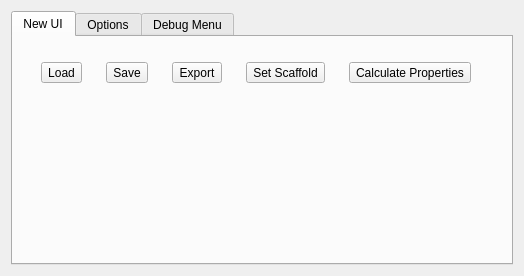
edellano/Adenita-SAMSON-Edition, file AdenitaCoreSE/form/SEAdenitaCoreSEAppGUI.ui: the form before one commit.
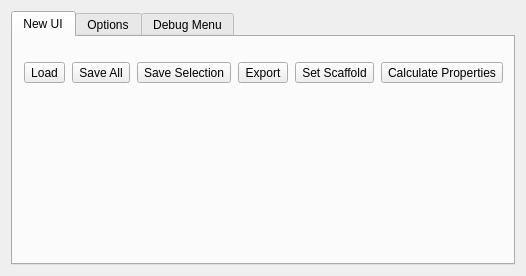
The form after the commit.

The edit to the form file:
```diff
--- a/AdenitaCoreSE/form/SEAdenitaCoreSEAppGUI.ui
+++ b/AdenitaCoreSE/form/SEAdenitaCoreSEAppGUI.ui
@@ -6,19 +6,19 @@
    <rect>
     <x>0</x>
     <y>0</y>
-    <width>524</width>
+    <width>526</width>
     <height>276</height>
    </rect>
   </property>
   <property name="minimumSize">
    <size>
-    <width>524</width>
+    <width>526</width>
     <height>276</height>
    </size>
   </property>
   <property name="maximumSize">
    <size>
-    <width>524</width>
+    <width>526</width>
     <height>276</height>
    </size>
   </property>
@@ -54,7 +54,7 @@
           <rect>
            <x>10</x>
            <y>10</y>
-           <width>471</width>
+           <width>481</width>
            <height>51</height>
           </rect>
          </property>
@@ -84,7 +84,26 @@
           <item>
            <widget class="QToolButton" name="btnSave">
             <property name="text">
-             <string>Save</string>
+             <string>Save All</string>
+            </property>
+            <property name="iconSize">
+             <size>
+              <width>20</width>
+              <height>20</height>
+             </size>
+            </property>
+            <property name="shortcut">
+             <string>Ctrl+S</string>
+            </property>
+            <property name="toolButtonStyle">
+             <enum>Qt::ToolButtonTextUnderIcon</enum>
+            </property>
+           </widget>
+          </item>
+          <item>
+           <widget class="QToolButton" name="btnSaveSelection">
+            <property name="text">
+             <string>Save Selection</string>
             </property>
             <property name="iconSize">
              <size>
```
Left out of the diff: 17 changed lines with no effect on the pictures.
